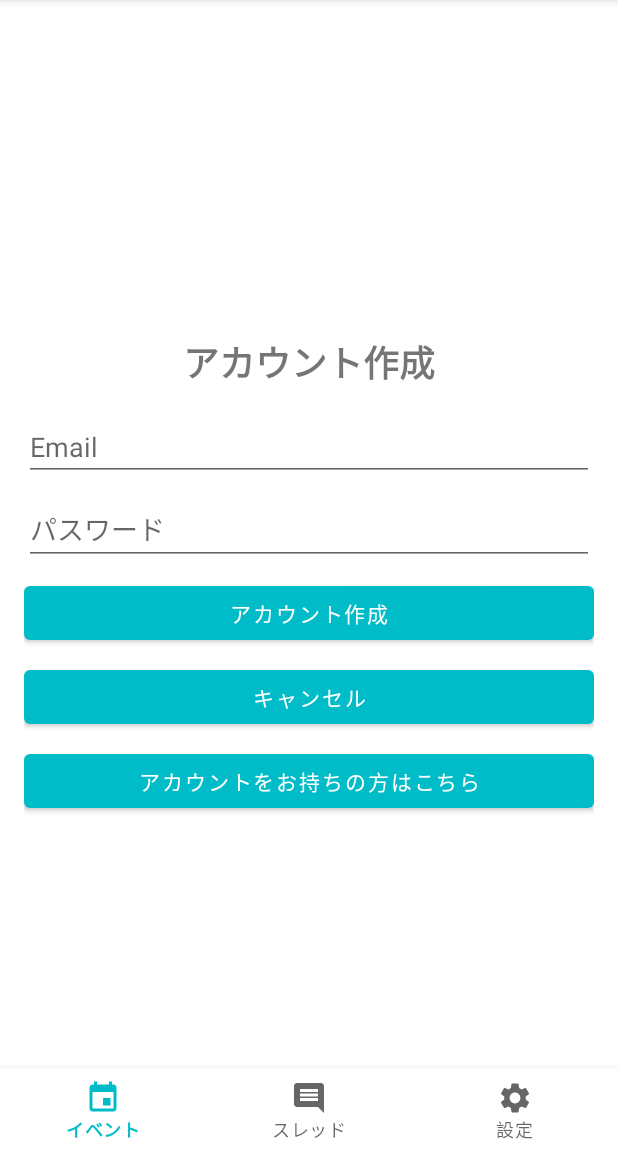
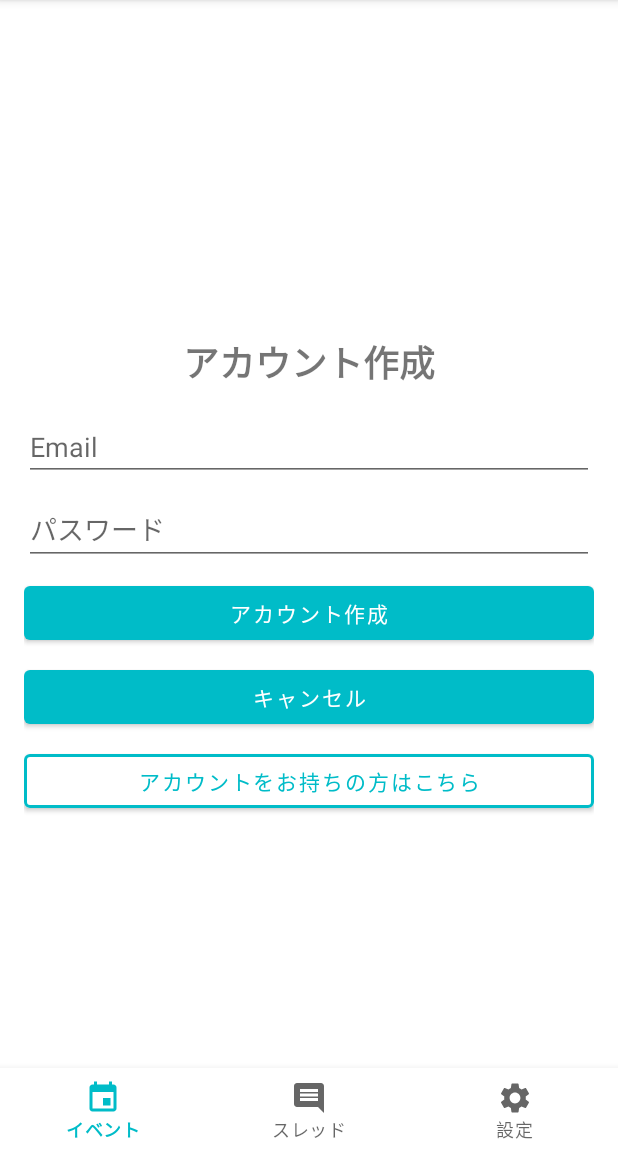
Before and after one commit to Taka1304/kit-bbs, an Android app: the fragment SignupFragment placed in its activity, on a phone screen of 412 x 824 dp, the part 84-1236 px from its top. Run offline under Robolectric (Android 15) with nearby library versions, the phone set to English and light mode, and no system bars; our stand-ins replace Firebase (no records; nobody signed in at launch, a user with empty details on screens opened directly).

Commit message:
Add: キャンセルボタンと切り替えボタンの処理

```diff
--- a/app/src/main/java/com/example/kit_bbs/EventFragment.java
+++ b/app/src/main/java/com/example/kit_bbs/EventFragment.java
@@ -8,10 +8,26 @@ import androidx.annotation.NonNull;
 import androidx.annotation.Nullable;
 import androidx.fragment.app.Fragment;
 
+import com.google.firebase.auth.FirebaseAuth;
+import com.google.firebase.auth.FirebaseUser;
+
 public class EventFragment extends Fragment {
     @Nullable
     @Override
     public View onCreateView(@NonNull LayoutInflater inflater, @Nullable ViewGroup container, @Nullable Bundle savedInstanceState) {
         return inflater.inflate(R.layout.fragment_event, container, false);
     }
+
+    @Override
+    public void onViewCreated(@NonNull View view, @Nullable Bundle savedInstanceState) {
+        super.onViewCreated(view, savedInstanceState);
+        FirebaseUser user = FirebaseAuth.getInstance().getCurrentUser();
+        if (user != null) {
+            // ログイン時
+
+        }else {
+            // 非ログイン時
+
+        }
+    }
 }
--- a/app/src/main/java/com/example/kit_bbs/MainActivity.java
+++ b/app/src/main/java/com/example/kit_bbs/MainActivity.java
@@ -23,7 +23,7 @@ import com.google.firebase.auth.AuthResult;
 import com.google.firebase.auth.FirebaseAuth;
 import com.google.firebase.auth.FirebaseUser;
 
-public class MainActivity extends AppCompatActivity {
+public class MainActivity extends AppCompatActivity{
     private BottomNavigationView bottomNavigationView;
     private EventFragment eventFragment;
     private ThreadFragment threadFragment;
@@ -31,11 +31,12 @@ public class MainActivity extends AppCompatActivity {
     private LoginFragment loginFragment;
     private SignupFragment signupFragment;
     private FirebaseAuth mAuth;
+    private FirebaseUser user;
 
     @Override
     public void onStart() {
         super.onStart();
-        FirebaseUser currentUser = mAuth.getCurrentUser();
+        user = mAuth.getCurrentUser();
 //        updateUI(currentUser);
     }
 
@@ -163,7 +164,6 @@ public class MainActivity extends AppCompatActivity {
     }
 
 
-
     private void updateUI(FirebaseUser user) {
 
     }
--- a/app/src/main/res/layout/fragment_signup.xml
+++ b/app/src/main/res/layout/fragment_signup.xml
@@ -1,7 +1,8 @@
 <?xml version="1.0" encoding="utf-8"?>
 <androidx.constraintlayout.widget.ConstraintLayout xmlns:android="http://schemas.android.com/apk/res/android"
+    xmlns:app="http://schemas.android.com/apk/res-auto"
     android:layout_width="match_parent"
-    android:layout_height="match_parent">
+    android:layout_height="match_parent" >
     <LinearLayout
         android:layout_width="match_parent"
         android:layout_height="match_parent"
@@ -52,7 +53,11 @@
             android:id="@+id/send_login_button"
             android:layout_width="match_parent"
             android:layout_height="wrap_content"
-            android:text="アカウントをお持ちの方はこちら" />
+            android:backgroundTint="@color/white"
+            android:text="アカウントをお持ちの方はこちら"
+            android:textColor="@color/purple_500"
+            app:strokeColor="@color/purple_500"
+            app:strokeWidth="2dp"/>
 
     </LinearLayout>
 </androidx.constraintlayout.widget.ConstraintLayout>
```
Also changed, not shown: app/src/main/java/com/example/kit_bbs/LoginFragment.java (+55 -8 lines), app/src/main/java/com/example/kit_bbs/SignupFragment.java (+34 -2 lines), app/src/main/java/com/example/kit_bbs/ThreadFragment.java (+16 -1 lines), app/src/main/res/layout/fragment_login.xml (+6 -1 lines).
